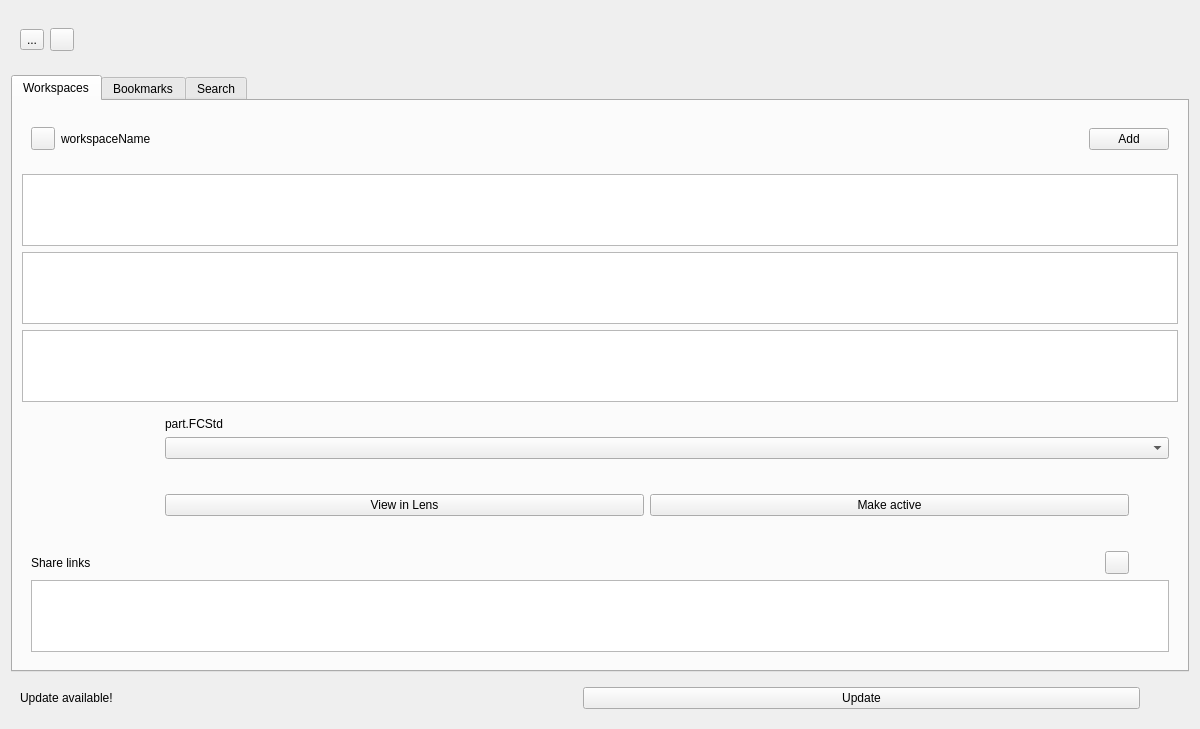
Before: the Qt Designer form WorkspaceView.ui in kasbah/Ondsel-Lens-Addon, drawn with Qt 5.
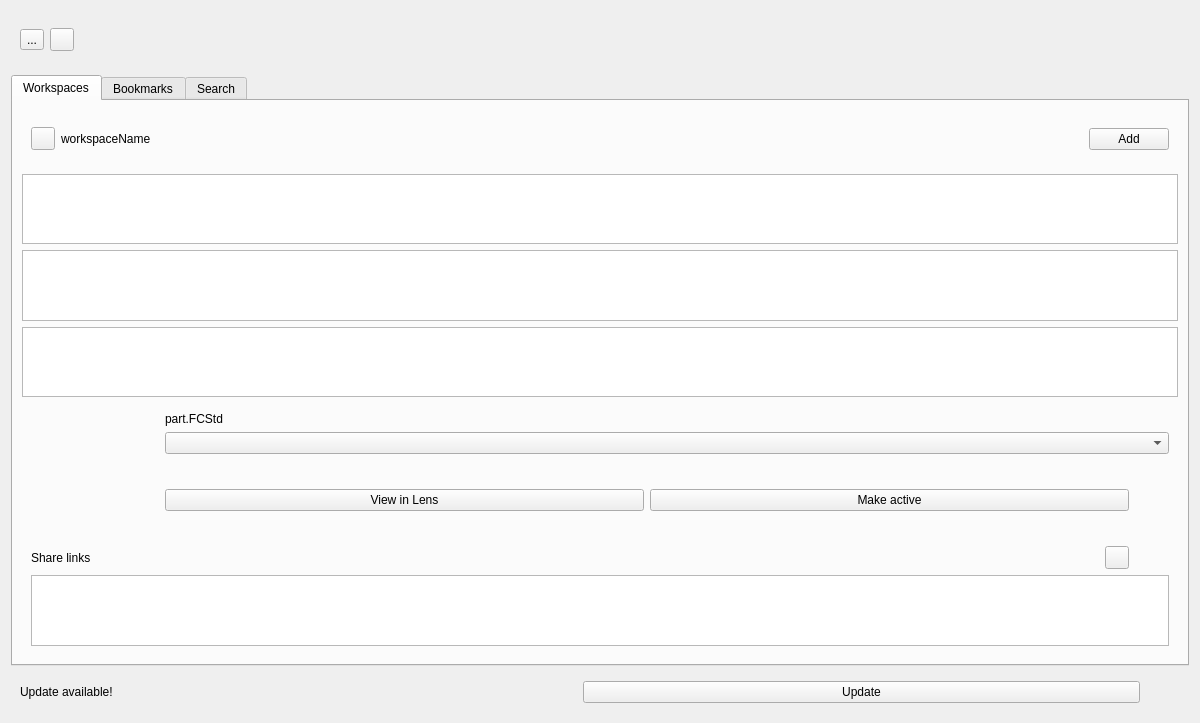
After: the same form once the commit is applied.

Diff of the .ui file:
```diff
--- a/WorkspaceView.ui
+++ b/WorkspaceView.ui
@@ -7,7 +7,7 @@
     <x>0</x>
     <y>0</y>
     <width>1200</width>
-    <height>729</height>
+    <height>600</height>
    </rect>
   </property>
   <property name="sizePolicy">
```
